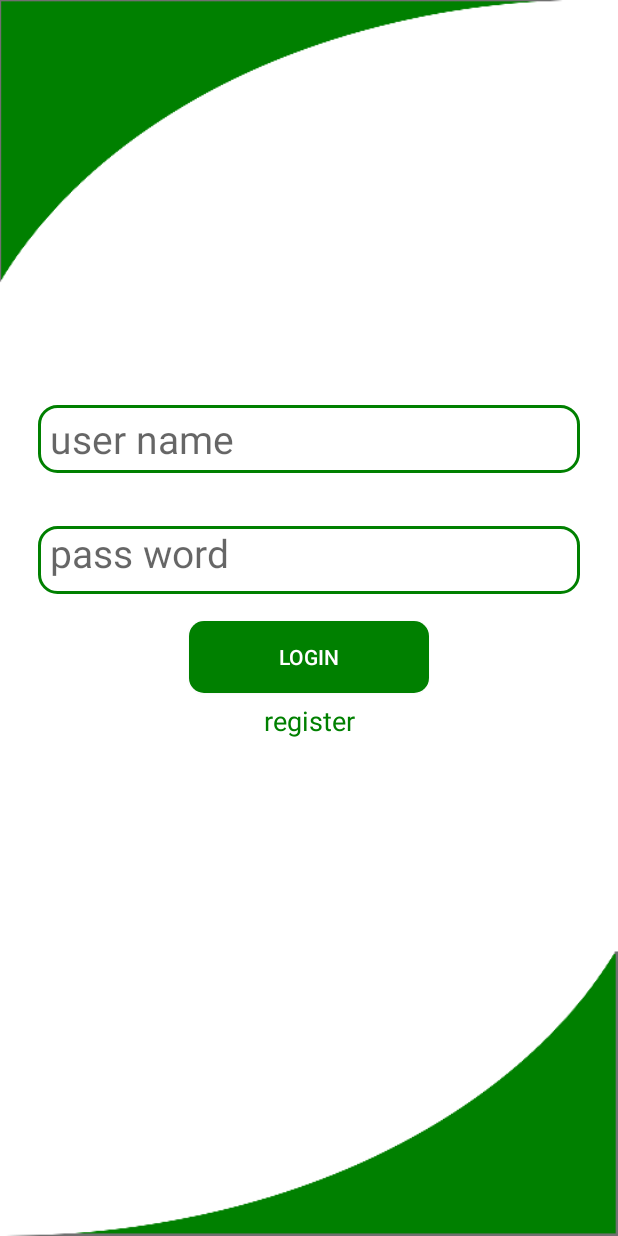
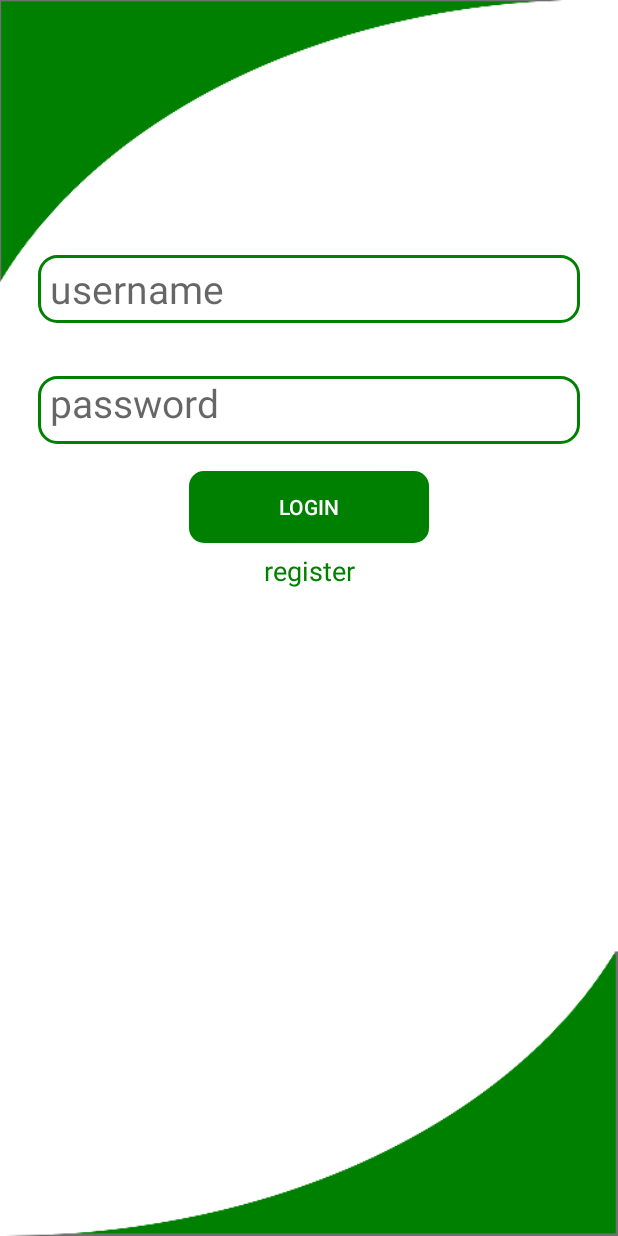
Before and after one commit to Codeguru65/Layers_App, an Android app: the screen it shows after launch (LoginActivity), on a phone screen of 412 x 824 dp. Run offline under Robolectric (Android 15) with nearby library versions, the phone set to English and light mode, and no system bars.

Commit message:
added inflow layout

```diff
--- a/app/src/main/res/layout/activity_login.xml
+++ b/app/src/main/res/layout/activity_login.xml
@@ -13,58 +13,56 @@
 
     <LinearLayout
         android:layout_width="match_parent"
-        android:layout_height="350dp"
-        android:layout_marginTop="200dp"
+        android:layout_height="367dp"
+        android:layout_gravity="center"
+        android:layout_marginTop="100dp"
         android:orientation="vertical"
         android:paddingLeft="25dp"
-        android:paddingRight="25dp"
         android:paddingTop="70dp"
-        android:layout_gravity="center">
+        android:paddingRight="25dp">
 
         <EditText
             android:id="@+id/etUsername"
             android:layout_width="match_parent"
             android:layout_height="45dp"
-            android:textSize="26sp"
-            android:hint="user name"
+            android:layout_marginBottom="20dp"
             android:background="@drawable/custom_edit"
-            android:layout_marginBottom="20dp"
-            android:paddingLeft="8dp"/>
+            android:hint="username"
+            android:paddingLeft="8dp"
+            android:textSize="26sp" />
 
         <EditText
             android:id="@+id/etPwd"
             android:layout_width="match_parent"
             android:layout_height="45dp"
             android:layout_marginTop="15dp"
-            android:textSize="26sp"
-            android:hint="pass word"
             android:background="@drawable/custom_edit"
+            android:hint="password"
+            android:inputType="textPassword"
+            android:paddingLeft="8dp"
             android:paddingBottom="10dp"
-            android:paddingLeft="8dp"
-            android:inputType="textPassword"
-            />
+            android:textSize="26sp" />
 
         <Button
             android:id="@+id/btnLogin"
             android:layout_width="160dp"
             android:layout_height="wrap_content"
             android:layout_gravity="center"
-            android:text="login"
             android:layout_marginTop="18dp"
             android:background="@drawable/custom_button"
-            android:textColor="#FFFFFF"/>
+            android:text="login"
+            android:textColor="#FFFFFF" />
 
         <TextView
             android:id="@+id/tvRegister"
             android:layout_width="160dp"
             android:layout_height="wrap_content"
             android:layout_gravity="center"
+            android:layout_marginTop="6dp"
             android:text="register"
             android:textAlignment="center"
-            android:layout_marginTop="6dp"
-            android:textSize="18sp"
             android:textColor="#008000"
-            />
+            android:textSize="18sp" />
 
 
     </LinearLayout>
--- a/app/src/main/res/layout/activity_main.xml
+++ b/app/src/main/res/layout/activity_main.xml
@@ -167,10 +167,10 @@
                     <TextView
                         android:layout_width="wrap_content"
                         android:layout_height="wrap_content"
-                        android:textSize="18sp"
                         android:layout_marginTop="12dp"
+                        android:text="Training"
                         android:textColor="#008000"
-                        android:text="Learn"/>
+                        android:textSize="18sp" />
                 </LinearLayout>
 
 
--- /dev/null
+++ b/app/src/main/res/layout/inflow.xml
@@ -0,0 +1,6 @@
+<?xml version="1.0" encoding="utf-8"?>
+<LinearLayout xmlns:android="http://schemas.android.com/apk/res/android"
+    android:orientation="vertical" android:layout_width="match_parent"
+    android:layout_height="match_parent">
+
+</LinearLayout>
--- a/app/src/main/res/values/strings.xml
+++ b/app/src/main/res/values/strings.xml
@@ -5,6 +5,7 @@
         <item>broiler concentrate</item>
         <item>starter mash </item>
         <item>Finisher</item>
+    </string-array>
 
-    </string-array>
+
 </resources>
--- a/build.gradle
+++ b/build.gradle
@@ -8,7 +8,7 @@ buildscript {
 
     }
     dependencies {
-        classpath 'com.android.tools.build:gradle:3.5.0'
+        classpath 'com.android.tools.build:gradle:3.5.1'
         classpath "org.jetbrains.kotlin:kotlin-gradle-plugin:$kotlin_version"
         // NOTE: Do not place your application dependencies here; they belong
         // in the individual module build.gradle files
```
Also changed, not shown: 1016 other files.
